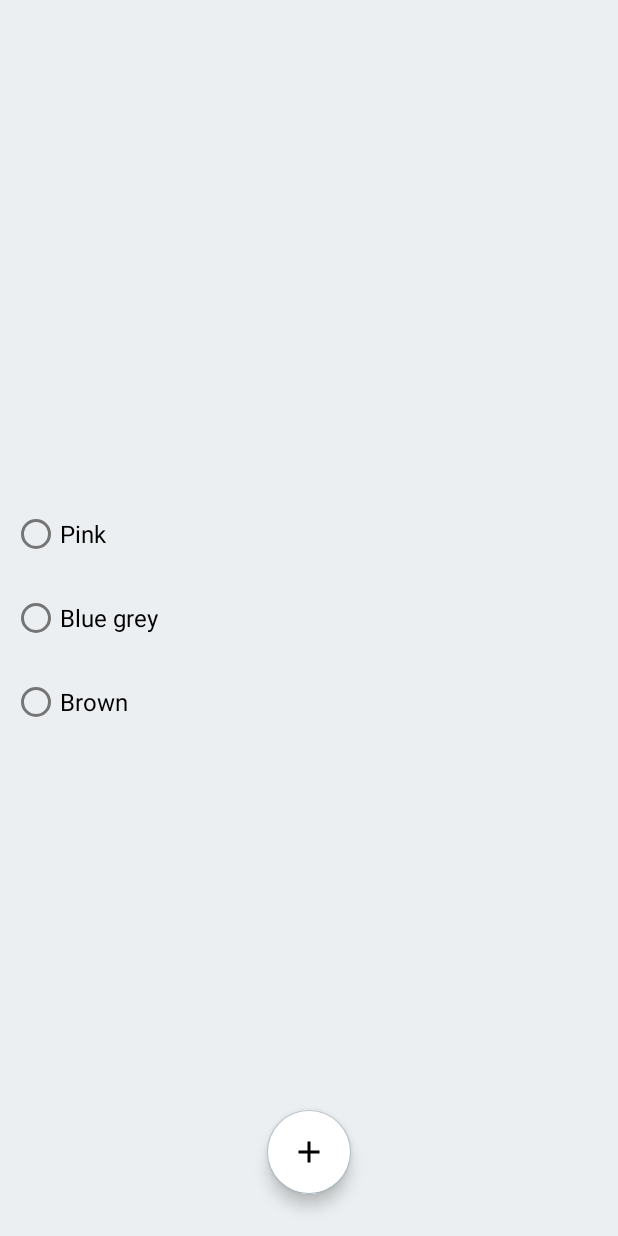
After one commit to MariLeva/Material, an Android app: the fragment SettingsFragment placed in its activity, on a phone screen of 412 x 824 dp. The commit adds this screen. Run offline under Robolectric (Android 15) with nearby library versions, the phone set to English and light mode, and no system bars; pictures from the network do not load.

Commit message:
Урок 2. Добавила выбор трех тем

```diff
--- a/app/src/main/AndroidManifest.xml
+++ b/app/src/main/AndroidManifest.xml
@@ -13,7 +13,7 @@
         android:label="@string/app_name"
         android:roundIcon="@mipmap/ic_launcher_round"
         android:supportsRtl="true"
-        android:theme="@style/Theme.Material"
+        android:theme="@style/MyBlueGreyTheme"
         tools:targetApi="31">
         <activity
             android:name=".MainActivity"
--- a/app/src/main/java/ru/geekbrains/material/MainActivity.kt
+++ b/app/src/main/java/ru/geekbrains/material/MainActivity.kt
@@ -4,12 +4,41 @@ import androidx.appcompat.app.AppCompatActivity
 import android.os.Bundle
 import ru.geekbrains.material.view.PictureOfTheDayFragment
 
+const val MyPinkTheme = 1
+const val MyBlueGreyTheme = 2
+const val MyBrownTheme = 3
+
 class MainActivity : AppCompatActivity() {
+    private val KEY_SP = "sp"
+    private val KEY_CURRENT_THEME = "current_theme"
+
     override fun onCreate(savedInstanceState: Bundle?) {
         super.onCreate(savedInstanceState)
+        setTheme(getRealStyle(getCurrentTheme()))
         setContentView(R.layout.activity_main)
         if (savedInstanceState==null){
             supportFragmentManager.beginTransaction().replace(R.id.container, PictureOfTheDayFragment.newInstance()).commit()
         }
     }
+
+    fun setCurrentTheme(currentTheme: Int){
+        val sharedPreferences = getSharedPreferences(KEY_SP, MODE_PRIVATE)
+        val editor = sharedPreferences.edit()
+        editor.putInt(KEY_CURRENT_THEME, currentTheme)
+        editor.apply()
+    }
+
+    fun getCurrentTheme(): Int{
+        val sharedPreferences = getSharedPreferences(KEY_SP, MODE_PRIVATE)
+        return sharedPreferences.getInt(KEY_CURRENT_THEME, -1)
+    }
+
+    private fun getRealStyle(currentTheme: Int): Int{
+        return when (currentTheme){
+            MyPinkTheme -> R.style.MyPinkTheme
+            MyBlueGreyTheme -> R.style.MyBlueGreyTheme
+            MyBrownTheme -> R.style.MyBrownTheme
+            else -> 0
+        }
+    }
 }
--- /dev/null
+++ b/app/src/main/java/ru/geekbrains/material/settings/SettingsFragment.kt
@@ -0,0 +1,68 @@
+package ru.geekbrains.material.settings
+
+import android.content.Context
+import android.os.Bundle
+import android.util.Log
+import androidx.fragment.app.Fragment
+import android.view.LayoutInflater
+import android.view.View
+import android.view.ViewGroup
+import androidx.constraintlayout.widget.ConstraintLayout
+import com.google.android.material.bottomsheet.BottomSheetBehavior
+import com.google.android.material.tabs.TabLayout
+import ru.geekbrains.material.*
+import ru.geekbrains.material.databinding.FragmentPictureOfTheDayBinding
+import ru.geekbrains.material.databinding.FragmentSettingsBinding
+import ru.geekbrains.material.view.PictureOfTheDayFragment
+
+
+class SettingsFragment : Fragment(), View.OnClickListener {
+    private var _binding: FragmentSettingsBinding? = null
+    private val binding: FragmentSettingsBinding
+        get() = _binding!!
+    private lateinit var parentActivity: MainActivity
+
+    companion object {
+        @JvmStatic
+        fun newInstance() = SettingsFragment()
+    }
+
+    override fun onAttach(context: Context) {
+        super.onAttach(context)
+        parentActivity = (context as MainActivity)
+    }
+
+    override fun onCreateView(
+        inflater: LayoutInflater, container: ViewGroup?,
+        savedInstanceState: Bundle?
+    ): View {
+        _binding = FragmentSettingsBinding.inflate(inflater, container, false)
+        return binding.root
+    }
+
+    override fun onDestroy() {
+        _binding = null
+        super.onDestroy()
+    }
+
+    override fun onViewCreated(view: View, savedInstanceState: Bundle?) {
+        super.onViewCreated(view, savedInstanceState)
+        binding.rbThemePink.setOnClickListener(this)
+        binding.rbThemeBlueGrey.setOnClickListener(this)
+        binding.rbThemeBrown.setOnClickListener(this)
+        when (parentActivity.getCurrentTheme()){
+            1 -> binding.radioGroup.check(R.id.rb_theme_pink)
+            2 -> binding.radioGroup.check(R.id.rb_theme_blue_grey)
+            3 -> binding.radioGroup.check(R.id.rb_theme_brown)
+        }
+    }
+
+    override fun onClick(v: View) {
+        when (v.id){
+            R.id.rb_theme_pink -> parentActivity.setCurrentTheme(MyPinkTheme)
+            R.id.rb_theme_blue_grey -> parentActivity.setCurrentTheme(MyBlueGreyTheme)
+            R.id.rb_theme_brown -> parentActivity.setCurrentTheme(MyBrownTheme)
+        }
+        parentActivity.recreate()
+    }
+}
--- a/app/src/main/java/ru/geekbrains/material/view/PictureOfTheDayFragment.kt
+++ b/app/src/main/java/ru/geekbrains/material/view/PictureOfTheDayFragment.kt
@@ -18,6 +18,7 @@ import ru.geekbrains.material.MainActivity
 import ru.geekbrains.material.R
 import ru.geekbrains.material.viewmodel.PictureOfTheDayViewModel
 import ru.geekbrains.material.databinding.FragmentPictureOfTheDayBinding
+import ru.geekbrains.material.settings.SettingsFragment
 
 class PictureOfTheDayFragment : Fragment() {
 
@@ -141,7 +142,7 @@ class PictureOfTheDayFragment : Fragment() {
                 Log.d("@@@", "app_bar_fav")
             }
             R.id.app_bar_setting -> {
-                Log.d("@@@", "app_bar_setting")
+                requireActivity().supportFragmentManager.beginTransaction().addToBackStack("").add(R.id.container, SettingsFragment.newInstance()).commit()
             }
             android.R.id.home -> {
                 BottomNavigationDrawerFragment().show(
--- a/app/src/main/java/ru/geekbrains/material/viewmodel/PictureOfTheDayViewModel.kt
+++ b/app/src/main/java/ru/geekbrains/material/viewmodel/PictureOfTheDayViewModel.kt
@@ -81,6 +81,7 @@ class PictureOfTheDayViewModel(
     private fun getDate(int: Int): String{
         val calendar: Calendar = Calendar.getInstance()
         calendar.add(Calendar.DATE, int)
+        Log.d("@@@", sdf.format(calendar.time).toString())
         return sdf.format(calendar.time).toString()
     }
 
--- a/app/src/main/res/layout/fragment_picture_of_the_day.xml
+++ b/app/src/main/res/layout/fragment_picture_of_the_day.xml
@@ -4,7 +4,7 @@
     xmlns:tools="http://schemas.android.com/tools"
     android:layout_width="match_parent"
     android:layout_height="match_parent"
-    android:background="@color/blue_gray_50"
+    android:background="?background"
     tools:context=".view.PictureOfTheDayFragment">
 
     <androidx.constraintlayout.widget.ConstraintLayout
@@ -50,10 +50,6 @@
             app:srcCompat="@drawable/ic_baseline_image_search_24" />
     </androidx.constraintlayout.widget.ConstraintLayout>
 
-    <include
-        android:id="@+id/bottom_sheet_fragment"
-        layout="@layout/bottom_sheet_layout" />
-
     <com.google.android.material.chip.ChipGroup
         android:id="@+id/chip_group"
         android:layout_width="wrap_content"
@@ -79,6 +75,10 @@
 
     </com.google.android.material.chip.ChipGroup>
 
+    <include
+        android:id="@+id/bottom_sheet_fragment"
+        layout="@layout/bottom_sheet_layout" />
+
     <com.google.android.material.bottomappbar.BottomAppBar
         android:id="@+id/bottom_app_bar"
         android:layout_width="match_parent"
@@ -98,6 +98,7 @@
         android:tint="@color/blue_gray_100"
         app:layout_anchor="@id/bottom_app_bar" />
 
+
     <FrameLayout
         android:id="@+id/loadingLayout"
         android:layout_width="match_parent"
--- /dev/null
+++ b/app/src/main/res/layout/fragment_settings.xml
@@ -0,0 +1,37 @@
+<?xml version="1.0" encoding="utf-8"?>
+<LinearLayout xmlns:android="http://schemas.android.com/apk/res/android"
+    xmlns:tools="http://schemas.android.com/tools"
+    android:layout_width="match_parent"
+    android:layout_height="match_parent"
+    android:background="?background"
+    android:clickable="true"
+    android:focusable="true"
+    android:gravity="center_vertical"
+    tools:context=".settings.SettingsFragment">
+
+    <RadioGroup
+        android:id="@+id/radio_group"
+        android:layout_width="match_parent"
+        android:layout_height="wrap_content"
+        android:layout_margin="@dimen/margin_navigation_view">
+
+        <RadioButton
+            android:id="@+id/rb_theme_pink"
+            android:layout_width="wrap_content"
+            android:layout_height="?actionBarSize"
+            android:text="@string/theme_pink" />
+        <RadioButton
+            android:id="@+id/rb_theme_blue_grey"
+            android:layout_width="wrap_content"
+            android:layout_height="?actionBarSize"
+            android:text="@string/theme_blue_grey" />
+        <RadioButton
+            android:id="@+id/rb_theme_brown"
+            android:layout_width="wrap_content"
+            android:layout_height="?actionBarSize"
+            android:text="@string/theme_brown" />
+    </RadioGroup>
+
+
+
+</LinearLayout>
--- a/app/src/main/res/values/colors.xml
+++ b/app/src/main/res/values/colors.xml
@@ -18,4 +18,27 @@
    <color name="blue_gray_700">#455A64</color>
    <color name="blue_gray_800">#37474F</color>
    <color name="blue_gray_900">#263238</color>
+
+    <color name="pink_50">#FCE4EC</color>
+    <color name="pink_100">#F8BBD0</color>
+    <color name="pink_200">#F48FB1</color>
+    <color name="pink_300">#F06292</color>
+    <color name="pink_400">#EC407A</color>
+    <color name="pink_500">#E91E63</color>
+    <color name="pink_600">#D81B60</color>
+    <color name="pink_700">#C2185B</color>
+    <color name="pink_800">#AD1457</color>
+    <color name="pink_900">#880E4F</color>
+
+    <color name="brown_50">#EFEBE9</color>
+    <color name="brown_100">#D7CCC8</color>
+    <color name="brown_200">#BCAAA4</color>
+    <color name="brown_300">#A1887F</color>
+    <color name="brown_400">#8D6E63</color>
+    <color name="brown_500">#795548</color>
+    <color name="brown_600">#6D4C41</color>
+    <color name="brown_700">#5D4037</color>
+    <color name="brown_800">#4E342E</color>
+    <color name="brown_900">#3E2723</color>
+
 </resources>
--- a/app/src/main/res/values/strings.xml
+++ b/app/src/main/res/values/strings.xml
@@ -12,4 +12,9 @@
     <string name="today">Today</string>
     <string name="yesterday">Yesterday</string>
     <string name="the_day_before_yesterday">The day before yesterday</string>
+    <!-- TODO: Remove or change this placeholder text -->
+    <string name="hello_blank_fragment">Hello blank fragment</string>
+    <string name="theme_pink">Pink</string>
+    <string name="theme_blue_grey">Blue grey</string>
+    <string name="theme_brown">Brown</string>
 </resources>
--- /dev/null
+++ b/app/src/main/res/values/style.xml
@@ -0,0 +1,16 @@
+<?xml version="1.0" encoding="utf-8"?>
+<resources>
+    <style name="TextInputLayout" parent="Widget.MaterialComponents.TextInputLayout.OutlinedBox">
+        <item name="boxStrokeColor">?boxStrokeColor</item>
+        <item name="errorTextColor">#880E4F</item>
+    </style>
+
+    <style name="ChipStyle" parent="Widget.MaterialComponents.Chip.Choice">
+        <item name="chipBackgroundColor">?chipBackgroundColor</item>
+        <item name="rippleColor">?rippleColor</item>
+    </style>
+
+    <style name="MyTabLayout" parent="Widget.MaterialComponents.TabLayout">
+        <item name="android:background">?colorSecondary</item>
+    </style>
+</resources>
--- a/app/src/main/res/values/themes.xml
+++ b/app/src/main/res/values/themes.xml
@@ -2,28 +2,59 @@
     <!-- Base application theme. -->
     <style name="Theme.Material" parent="Theme.MaterialComponents.DayNight.NoActionBar">
         <!-- Primary brand color. -->
-        <item name="colorPrimary">@color/blue_gray_500</item>
-        <item name="colorPrimaryVariant">@color/blue_gray_700</item>
-        <item name="colorOnPrimary">@color/white</item>
+        <item name="colorPrimary">?colorPrimary</item>
+        <item name="colorPrimaryVariant">?colorPrimaryVariant</item>
+        <item name="colorOnPrimary">?colorOnPrimary</item>
         <!-- Secondary brand color. -->
-        <item name="colorSecondary">@color/blue_gray_200</item>
-        <item name="colorSecondaryVariant">@color/teal_700</item>
-        <item name="colorOnSecondary">@color/black</item>
+        <item name="colorSecondary">?colorSecondary</item>
+        <item name="colorSecondaryVariant">?colorSecondaryVariant</item>
+        <item name="colorOnSecondary">?colorOnSecondary</item>
         <!-- Status bar color. -->
         <item name="android:statusBarColor" tools:targetApi="l">?attr/colorPrimaryVariant</item>
         <!-- Customize your theme here. -->
         <item name="android:textSize">@dimen/text_size</item>
         <item name="textInputStyle">@style/TextInputLayout</item>
         <item name="chipStyle">@style/ChipStyle</item>
+        <item name="tabStyle">@style/MyTabLayout</item>
     </style>
 
-    <style name="TextInputLayout" parent="Widget.MaterialComponents.TextInputLayout.OutlinedBox">
+    <style name="MyPinkTheme" parent="Theme.Material">
+        <item name="colorPrimary">@color/pink_500</item>
+        <item name="colorPrimaryVariant">@color/pink_700</item>
+        <item name="colorOnPrimary">@color/white</item>
+        <item name="colorSecondary">@color/pink_200</item>
+        <item name="colorSecondaryVariant">@color/pink_700</item>
+        <item name="colorOnSecondary">@color/black</item>
+        <item name="boxStrokeColor">@color/pink_900</item>
+        <item name="errorTextColor">#880E4F</item>
+        <item name="chipBackgroundColor">@color/pink_200</item>
+        <item name="rippleColor">@color/pink_500</item>
+    </style>
+
+    <style name="MyBlueGreyTheme" parent="Theme.Material">
+        <item name="colorPrimary">@color/blue_gray_500</item>
+        <item name="colorPrimaryVariant">@color/blue_gray_700</item>
+        <item name="colorOnPrimary">@color/white</item>
+        <item name="colorSecondary">@color/blue_gray_200</item>
+        <item name="colorSecondaryVariant">@color/blue_gray_700</item>
+        <item name="colorOnSecondary">@color/black</item>
         <item name="boxStrokeColor">@color/blue_gray_900</item>
         <item name="errorTextColor">#880E4F</item>
+        <item name="chipBackgroundColor">@color/blue_gray_200</item>
+        <item name="rippleColor">@color/blue_gray_500</item>
+        <item name="background">@color/blue_gray_50</item>
     </style>
 
-    <style name="ChipStyle" parent="Widget.MaterialComponents.Chip.Choice">
-        <item name="chipBackgroundColor">@color/blue_gray_200</item>
-        <item name="rippleColor">@color/blue_gray_500</item>
+    <style name="MyBrownTheme" parent="Theme.Material">
+        <item name="colorPrimary">@color/brown_500</item>
+        <item name="colorPrimaryVariant">@color/brown_700</item>
+        <item name="colorOnPrimary">@color/white</item>
+        <item name="colorSecondary">@color/brown_200</item>
+        <item name="colorSecondaryVariant">@color/brown_700</item>
+        <item name="colorOnSecondary">@color/black</item>
+        <item name="boxStrokeColor">@color/brown_900</item>
+        <item name="errorTextColor">#880E4F</item>
+        <item name="chipBackgroundColor">@color/brown_200</item>
+        <item name="rippleColor">@color/brown_500</item>
     </style>
 </resources>
```
